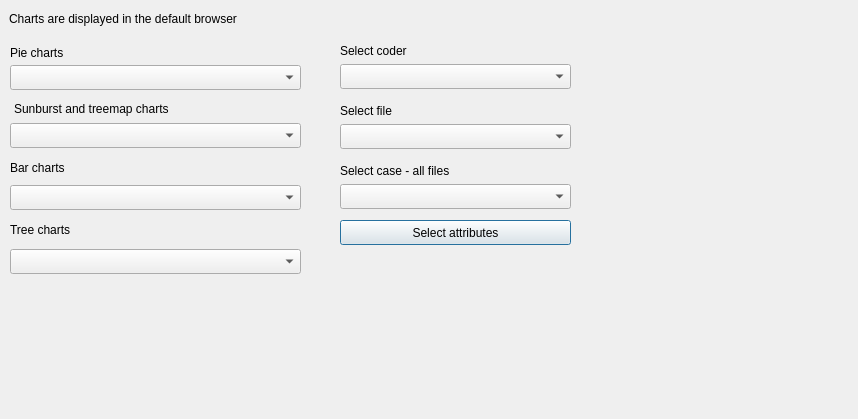
Before: the Qt Designer form GUI_UIs/ui_dialog_charts.ui in ccbogel/QualCoder, drawn with Qt 5.
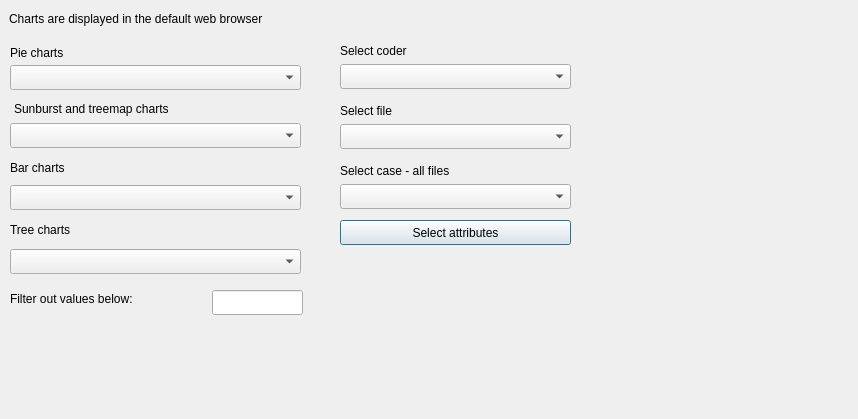
After: the same form once the commit is applied.

Patch:
```diff
--- a/GUI_UIs/ui_dialog_charts.ui
+++ b/GUI_UIs/ui_dialog_charts.ui
@@ -23,7 +23,7 @@
     </rect>
    </property>
    <property name="text">
-    <string>Charts are displayed in the default browser</string>
+    <string>Charts are displayed in the default web browser</string>
    </property>
   </widget>
   <widget class="QLabel" name="label_pie">
@@ -200,6 +200,32 @@
     <string>Select attributes</string>
    </property>
   </widget>
+  <widget class="QLabel" name="label_filter">
+   <property name="geometry">
+    <rect>
+     <x>10</x>
+     <y>290</y>
+     <width>201</width>
+     <height>17</height>
+    </rect>
+   </property>
+   <property name="text">
+    <string>Filter out values below:</string>
+   </property>
+  </widget>
+  <widget class="QLineEdit" name="lineEdit_filter">
+   <property name="geometry">
+    <rect>
+     <x>212</x>
+     <y>290</y>
+     <width>91</width>
+     <height>25</height>
+    </rect>
+   </property>
+   <property name="toolTip">
+    <string>Enter number for filter cut off</string>
+   </property>
+  </widget>
  </widget>
  <resources/>
  <connections/>
```
